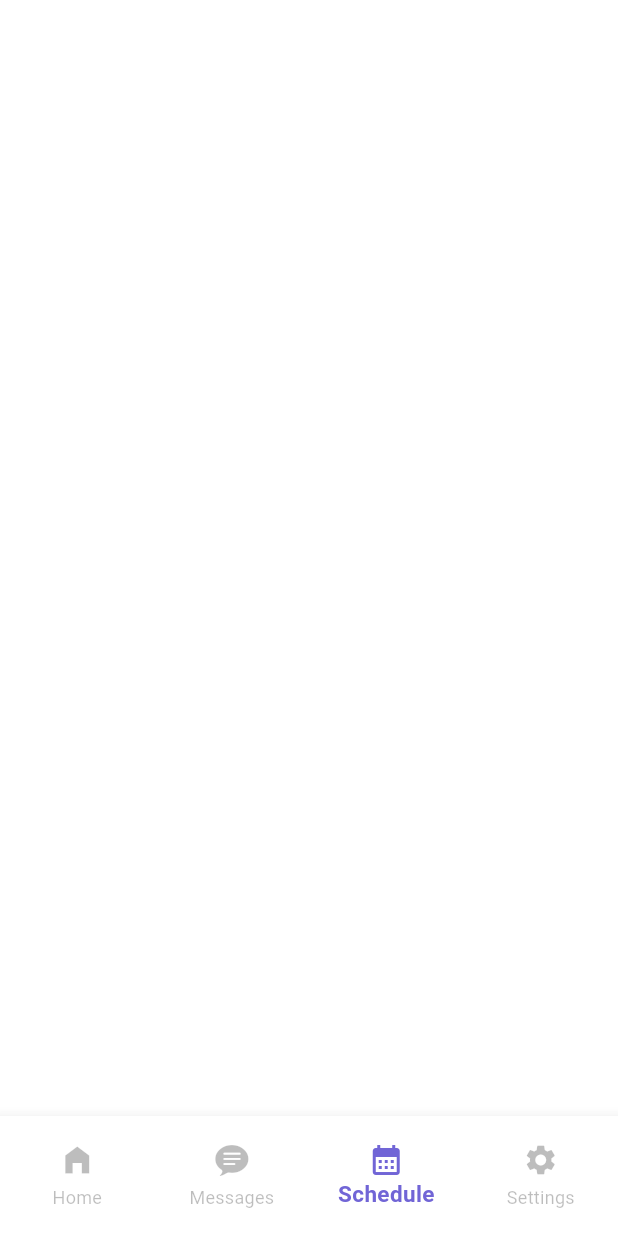
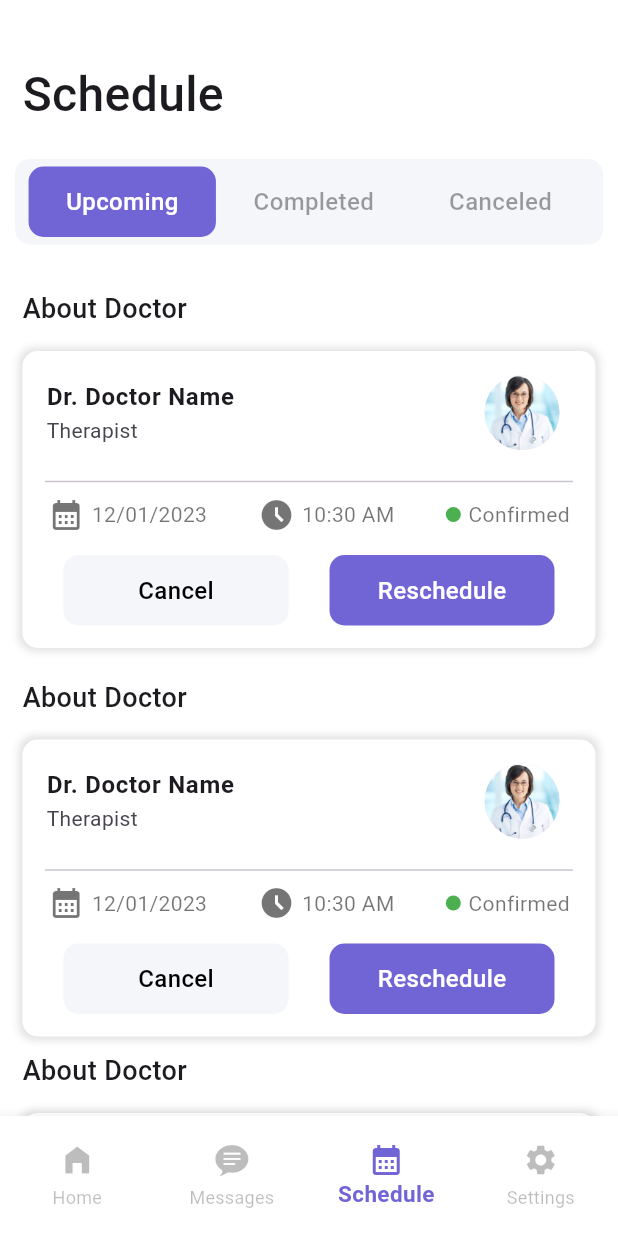
Before and after one commit to elidrocarburo/medical_healthcare, a Flutter app: the NavbarRoots screen opened directly, item 3 of the bottom bar chosen, on a phone screen of 412 x 824 dp. Run offline on Flutter 3.47's test engine with Material 3 defaults, Android fonts, the light colour scheme and no system bars.

Commit message:
finished schedule_screen.dart and upcoming widget

```diff
--- a/lib/screens/schedule_screen.dart
+++ b/lib/screens/schedule_screen.dart
@@ -0,0 +1,132 @@
+import 'package:flutter/cupertino.dart';
+import 'package:flutter/material.dart';
+import 'package:medical_healthcare/widgets/upcoming_schedule.dart';
+
+class ScheduleScreen extends StatefulWidget {
+  const ScheduleScreen({super.key});
+
+  @override
+  State<ScheduleScreen> createState() => _ScheduleScreenState();
+}
+
+class _ScheduleScreenState extends State<ScheduleScreen> {
+
+  int _buttonIndex = 0;
+
+  final _scheduleWidgets = [
+    UpcomingSchedule(),
+
+    // Completed Widget
+    // you can use the same structure of upcomingschedule for complete and canceled widget
+    Container(),
+
+    // Canceled Widget
+    Container(),
+  ];
+
+  @override
+  Widget build(BuildContext context) {
+    return SingleChildScrollView(
+      child: Padding(
+        padding: EdgeInsets.only(top: 40),
+        child: Column(
+          crossAxisAlignment: CrossAxisAlignment.start,
+          children: [
+            Padding(
+              padding: EdgeInsets.symmetric(horizontal: 15),
+              child: Text(
+                "Schedule",
+                style: TextStyle(
+                  fontSize: 32,
+                  fontWeight: FontWeight.w500
+                ),
+              ),
+              ),
+              SizedBox(height: 20),
+              Container(
+                padding: EdgeInsets.all(5),
+                margin: EdgeInsets.symmetric(horizontal: 10),
+                decoration: BoxDecoration(
+                  color: Color(0xFFF4F6FA),
+                  borderRadius: BorderRadius.circular(10)
+                ),
+                child: Row(
+                  mainAxisAlignment: MainAxisAlignment.center,
+                  children: [
+                    InkWell(
+                      onTap: (){
+                        setState(() {
+                          _buttonIndex = 0;
+                        });
+                      },
+                      child: Container(
+                        padding: EdgeInsets.symmetric(vertical: 12, horizontal: 25),
+                        decoration: BoxDecoration(
+                          color: _buttonIndex == 0 ? Color(0xFF7165D6) : Colors.transparent,
+                          borderRadius: BorderRadius.circular(10)
+                        ),
+                        child: Text(
+                          "Upcoming",
+                          style: TextStyle(
+                            fontSize: 16,
+                            fontWeight: FontWeight.w500,
+                            color: _buttonIndex == 0 ? Colors.white : Colors.black38
+                          ),
+                        ),
+                      ),
+                    ),
+                    InkWell(
+                      onTap: (){
+                        setState(() {
+                          _buttonIndex = 1;
+                        });
+                      },
+                      child: Container(
+                        padding: EdgeInsets.symmetric(vertical: 12, horizontal: 25),
+                        decoration: BoxDecoration(
+                          color: _buttonIndex == 1 ? Color(0xFF7165D6) : Colors.transparent,
+                          borderRadius: BorderRadius.circular(10)
+                        ),
+                        child: Text(
+                          "Completed",
+                          style: TextStyle(
+                            fontSize: 16,
+                            fontWeight: FontWeight.w500,
+                            color: _buttonIndex == 1 ? Colors.white : Colors.black38
+                          ),
+                        ),
+                      ),
+                    ),
+                    InkWell(
+                      onTap: (){
+                        setState(() {
+                          _buttonIndex = 2;
+                        });
+                      },
+                      child: Container(
+                        padding: EdgeInsets.symmetric(vertical: 12, horizontal: 25),
+                        decoration: BoxDecoration(
+                          color: _buttonIndex == 2 ? Color(0xFF7165D6) : Colors.transparent,
+                          borderRadius: BorderRadius.circular(10)
+                        ),
+                        child: Text(
+                          "Canceled",
+                          style: TextStyle(
+                            fontSize: 16,
+                            fontWeight: FontWeight.w500,
+                            color: _buttonIndex == 2 ? Colors.white : Colors.black38
+                          ),
+                        ),
+                      ),
+                    ),
+                  ],
+                ),
+              ),
+              SizedBox(height: 30),
+              _scheduleWidgets[_buttonIndex],
+          ],
+        ),
+        ),
+    );
+  }
+}
--- a/lib/widgets/navbar_roots.dart
+++ b/lib/widgets/navbar_roots.dart
@@ -1,6 +1,7 @@
 import 'package:flutter/cupertino.dart';
 import 'package:flutter/material.dart';
 import 'package:medical_healthcare/screens/home_screen.dart';
+import 'package:medical_healthcare/screens/schedule_screen.dart';
 import 'package:medical_healthcare/screens/settings_screen.dart';
 
 class NavbarRoots extends StatefulWidget{
@@ -17,7 +18,7 @@ class _NavbarRootsState extends State<NavbarRoots> {
     // Messages Screen
     Container(),
     // Schedule Screen
-    Container(),
+    ScheduleScreen(),
     // Settings Screen
     SettingsScreen(),
   ];
--- /dev/null
+++ b/lib/widgets/upcoming_schedule.dart
@@ -0,0 +1,471 @@
+import 'package:flutter/cupertino.dart';
+import 'package:flutter/material.dart';
+
+class UpcomingSchedule extends StatelessWidget {
+  const UpcomingSchedule({super.key});
+
+  @override
+  Widget build(BuildContext context) {
+    return Padding(
+      padding: EdgeInsets.symmetric(horizontal: 15),
+      child: Column(
+        crossAxisAlignment: CrossAxisAlignment.start,
+        children: [
+          Text(
+            "About Doctor",
+            style: TextStyle(
+              fontSize: 18,
+              fontWeight: FontWeight.w500
+            ),
+          ),
+          SizedBox(height: 15),
+          Container(
+            padding: EdgeInsets.symmetric(vertical: 5),
+            decoration: BoxDecoration(
+              color: Colors.white,
+              borderRadius: BorderRadius.circular(10),
+              boxShadow: [
+                BoxShadow(
+                  color: Colors.black12,
+                  blurRadius: 4,
+                  spreadRadius: 2
+                )
+              ]
+            ),
+            child: SizedBox(
+              width: MediaQuery.of(context).size.width,
+              child: Column(
+                children: [
+                  ListTile(
+                    title: Text(
+                      "Dr. Doctor Name",
+                      style: TextStyle(
+                        fontWeight: FontWeight.bold
+                      ),
+                    ),
+                    subtitle: Text("Therapist"),
+                    trailing: CircleAvatar(
+                      radius: 25,
+                      backgroundImage: AssetImage("images/doctor1.jpg"),
+                    ),
+                  ),
+                  Padding(
+                    padding: EdgeInsets.symmetric(horizontal: 15),
+                    child: Divider(
+                      thickness: 1,
+                      height: 20,
+                    ),
+                    ),
+                    Row(
+                      mainAxisAlignment: MainAxisAlignment.spaceAround,
+                      children: [
+                        Row(
+                          children: [
+                            Icon(Icons.calendar_month,
+                        color: Colors.black54,
+                        ),
+                        SizedBox(width: 5),
+                        Text(
+                          "12/01/2023",
+                          style: TextStyle(
+                            color: Colors.black54
+                          ),
+                        )
+                          ],
+                          ),
+                          Row(
+                      children: [
+                        Icon(
+                          Icons.access_time_filled,
+                          color: Colors.black54,
+                        ),
+                        SizedBox(width: 5),
+                        Text(
+                          "10:30 AM",
+                          style: TextStyle(
+                            color: Colors.black54
+                          ),
+                        )
+                      ],
+                    ),
+                    Row(
+                      children: [
+                        Container(
+                          padding: EdgeInsets.all(5),
+                          decoration: BoxDecoration(
+                            color: Colors.green,
+                            shape: BoxShape.circle
+                          ),
+                        ),
+                        SizedBox(width: 5),
+                        Text("Confirmed",
+                        style: TextStyle(
+                          color: Colors.black54
+                        ),
+                        )
+                      ],
+                    )
+                      ],
+                    ),
+                    SizedBox(height: 15),
+                    Row(
+                      mainAxisAlignment: MainAxisAlignment.spaceEvenly,
+                      children: [
+                        InkWell(
+                          onTap: (){},
+                          child: Container(
+                            width: 150,
+                            padding: EdgeInsets.symmetric(vertical: 12),
+                            decoration: BoxDecoration(
+                              color: Color(0xFFF4F6FA),
+                              borderRadius: BorderRadius.circular(10)
+                            ),
+                            child: Center(
+                              child: Text(
+                                "Cancel",
+                                style: TextStyle(
+                                  fontSize: 16,
+                                  fontWeight: FontWeight.w500,
+                                  color: Colors.black
+                                ),
+                              ),
+                            ),
+                          ),
+                        ),
+                        InkWell(
+                          onTap: (){},
+                          child: Container(
+                            width: 150,
+                            padding: EdgeInsets.symmetric(vertical: 12),
+                            decoration: BoxDecoration(
+                              color: Color(0xFF7165D6),
+                              borderRadius: BorderRadius.circular(10)
+                            ),
+                            child: Center(
+                              child: Text(
+                                "Reschedule",
+                                style: TextStyle(
+                                  fontSize: 16,
+                                  fontWeight: FontWeight.w500,
+                                  color: Colors.white
+                                ),
+                              ),
+                            ),
+                          ),
+                        ),
+                      ],
+                    ),
+                    SizedBox(height: 10),
+
+                ],
+              ),
+            ),
+          ),
+          SizedBox(height: 20),
+          // doctor info box
+          Text(
+            "About Doctor",
+            style: TextStyle(
+              fontSize: 18,
+              fontWeight: FontWeight.w500
+            ),
+          ),
+          SizedBox(height: 15),
+          Container(
+            padding: EdgeInsets.symmetric(vertical: 5),
+            decoration: BoxDecoration(
+              color: Colors.white,
+              borderRadius: BorderRadius.circular(10),
+              boxShadow: [
+                BoxShadow(
+                  color: Colors.black12,
+                  blurRadius: 4,
+                  spreadRadius: 2
+                )
+              ]
+            ),
+            child: SizedBox(
+              width: MediaQuery.of(context).size.width,
+              child: Column(
+                children: [
+                  ListTile(
+                    title: Text(
+                      "Dr. Doctor Name",
+                      style: TextStyle(
+                        fontWeight: FontWeight.bold
+                      ),
+                    ),
+                    subtitle: Text("Therapist"),
+                    trailing: CircleAvatar(
+                      radius: 25,
+                      backgroundImage: AssetImage("images/doctor1.jpg"),
+                    ),
+                  ),
+                  Padding(
+                    padding: EdgeInsets.symmetric(horizontal: 15),
+                    child: Divider(
+                      thickness: 1,
+                      height: 20,
+                    ),
+                    ),
+                    Row(
+                      mainAxisAlignment: MainAxisAlignment.spaceAround,
+                      children: [
+                        Row(
+                          children: [
+                            Icon(Icons.calendar_month,
+                        color: Colors.black54,
+                        ),
+                        SizedBox(width: 5),
+                        Text(
+                          "12/01/2023",
+                          style: TextStyle(
+                            color: Colors.black54
+                          ),
+                        )
+                          ],
+                          ),
+                          Row(
+                      children: [
+                        Icon(
+                          Icons.access_time_filled,
+                          color: Colors.black54,
+                        ),
+                        SizedBox(width: 5),
+                        Text(
+                          "10:30 AM",
+                          style: TextStyle(
+                            color: Colors.black54
+                          ),
+                        )
+                      ],
+                    ),
+                    Row(
+                      children: [
+                        Container(
+                          padding: EdgeInsets.all(5),
+                          decoration: BoxDecoration(
+                            color: Colors.green,
+                            shape: BoxShape.circle
+                          ),
+                        ),
+                        SizedBox(width: 5),
+                        Text("Confirmed",
+                        style: TextStyle(
+                          color: Colors.black54
+                        ),
+                        )
+                      ],
+                    )
+                      ],
+                    ),
+                    SizedBox(height: 15),
+                    Row(
+                      mainAxisAlignment: MainAxisAlignment.spaceEvenly,
+                      children: [
+                        InkWell(
+                          onTap: (){},
+                          child: Container(
+                            width: 150,
+                            padding: EdgeInsets.symmetric(vertical: 12),
+                            decoration: BoxDecoration(
+                              color: Color(0xFFF4F6FA),
+                              borderRadius: BorderRadius.circular(10)
+                            ),
+                            child: Center(
+                              child: Text(
+                                "Cancel",
+                                style: TextStyle(
+                                  fontSize: 16,
+                                  fontWeight: FontWeight.w500,
+                                  color: Colors.black
+                                ),
+                              ),
+                            ),
+                          ),
+                        ),
+                        InkWell(
+                          onTap: (){},
+                          child: Container(
+                            width: 150,
+                            padding: EdgeInsets.symmetric(vertical: 12),
+                            decoration: BoxDecoration(
+                              color: Color(0xFF7165D6),
+                              borderRadius: BorderRadius.circular(10)
+                            ),
+                            child: Center(
+                              child: Text(
+                                "Reschedule",
+                                style: TextStyle(
+                                  fontSize: 16,
+                                  fontWeight: FontWeight.w500,
+                                  color: Colors.white
+                                ),
+                              ),
+                            ),
+                          ),
+                        ),
+                      ],
+                    ),
+                    SizedBox(height: 10),
+
+                ],
+              ),
+            ),
+          ),
+          SizedBox(height: 10),
+          Text(
+            "About Doctor",
+            style: TextStyle(
+              fontSize: 18,
+              fontWeight: FontWeight.w500
+            ),
+          ),
+          SizedBox(height: 15),
+          Container(
+            padding: EdgeInsets.symmetric(vertical: 5),
+            decoration: BoxDecoration(
+              color: Colors.white,
+              borderRadius: BorderRadius.circular(10),
+              boxShadow: [
+                BoxShadow(
+                  color: Colors.black12,
+                  blurRadius: 4,
+                  spreadRadius: 2
+                )
+              ]
+            ),
+            child: SizedBox(
+              width: MediaQuery.of(context).size.width,
+              child: Column(
+                children: [
+                  ListTile(
+                    title: Text(
+                      "Dr. Doctor Name",
+                      style: TextStyle(
+                        fontWeight: FontWeight.bold
+                      ),
+                    ),
+                    subtitle: Text("Therapist"),
+                    trailing: CircleAvatar(
+                      radius: 25,
+                      backgroundImage: AssetImage("images/doctor1.jpg"),
+                    ),
+                  ),
+                  Padding(
+                    padding: EdgeInsets.symmetric(horizontal: 15),
+                    child: Divider(
+                      thickness: 1,
+                      height: 20,
+                    ),
+                    ),
+                    Row(
+                      mainAxisAlignment: MainAxisAlignment.spaceAround,
+                      children: [
+                        Row(
+                          children: [
+                            Icon(Icons.calendar_month,
+                        color: Colors.black54,
+                        ),
+                        SizedBox(width: 5),
+                        Text(
+                          "12/01/2023",
+                          style: TextStyle(
+                            color: Colors.black54
+                          ),
+                        )
+                          ],
+                          ),
+                          Row(
+                      children: [
+                        Icon(
+                          Icons.access_time_filled,
+                          color: Colors.black54,
+                        ),
+                        SizedBox(width: 5),
+                        Text(
+                          "10:30 AM",
+                          style: TextStyle(
+                            color: Colors.black54
+                          ),
+                        )
+                      ],
+                    ),
+                    Row(
+                      children: [
+                        Container(
+                          padding: EdgeInsets.all(5),
+                          decoration: BoxDecoration(
+                            color: Colors.green,
+                            shape: BoxShape.circle
+                          ),
+                        ),
+                        SizedBox(width: 5),
+                        Text("Confirmed",
+                        style: TextStyle(
+                          color: Colors.black54
+                        ),
+                        )
+                      ],
+                    )
+                      ],
+                    ),
+                    SizedBox(height: 15),
+                    Row(
+                      mainAxisAlignment: MainAxisAlignment.spaceEvenly,
+                      children: [
+                        InkWell(
+                          onTap: (){},
+                          child: Container(
+                            width: 150,
+                            padding: EdgeInsets.symmetric(vertical: 12),
+                            decoration: BoxDecoration(
+                              color: Color(0xFFF4F6FA),
+                              borderRadius: BorderRadius.circular(10)
+                            ),
+                            child: Center(
+                              child: Text(
+                                "Cancel",
+                                style: TextStyle(
+                                  fontSize: 16,
+                                  fontWeight: FontWeight.w500,
+                                  color: Colors.black
+                                ),
+                              ),
+                            ),
+                          ),
+                        ),
+                        InkWell(
+                          onTap: (){},
+                          child: Container(
+                            width: 150,
+                            padding: EdgeInsets.symmetric(vertical: 12),
+                            decoration: BoxDecoration(
+                              color: Color(0xFF7165D6),
+                              borderRadius: BorderRadius.circular(10)
+                            ),
+                            child: Center(
+                              child: Text(
+                                "Reschedule",
+                                style: TextStyle(
+                                  fontSize: 16,
+                                  fontWeight: FontWeight.w500,
+                                  color: Colors.white
+                                ),
+                              ),
+                            ),
+                          ),
+                        ),
+                      ],
+                    ),
+                    SizedBox(height: 10),
+
+                ],
+              ),
+            ),
+          ),
+        ],
+      ),
+      );
+  }
+}
```
